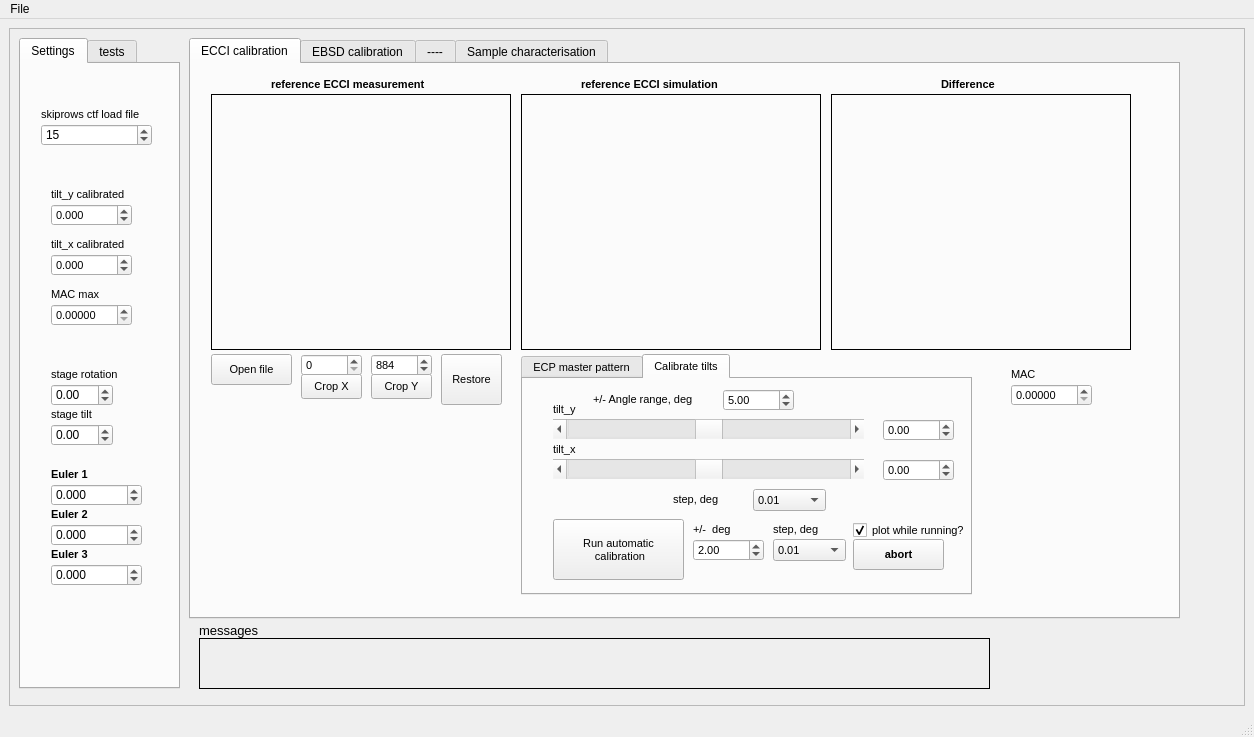
The window that src/qtdesigner_files/main_gui__small.ui (gorliks/OpenECCI-GUI) describes before a commit, drawn with Qt 5.
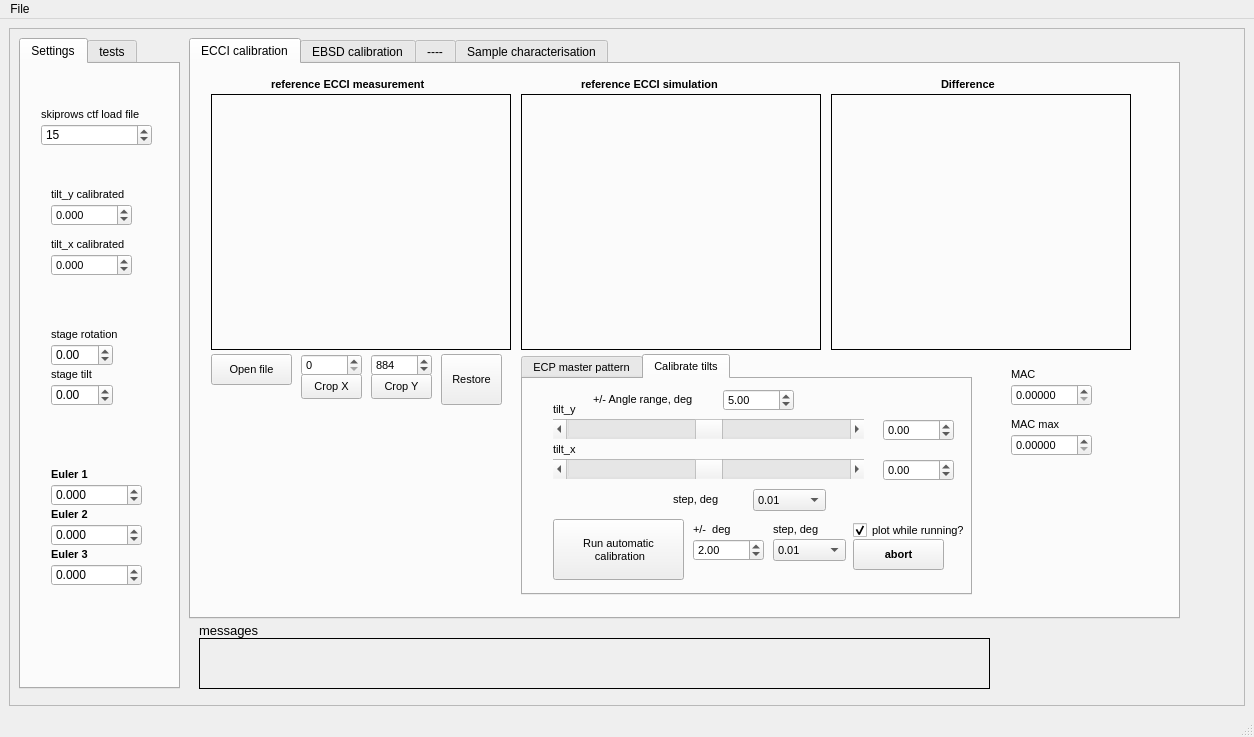
The same window after the commit. The open tabs and pages were chosen to show the change.

The edit to the form file:
```diff
--- a/src/qtdesigner_files/main_gui__small.ui
+++ b/src/qtdesigner_files/main_gui__small.ui
@@ -168,58 +168,11 @@
           <double>0.100000000000000</double>
          </property>
         </widget>
-        <widget class="QLabel" name="label_128">
-         <property name="geometry">
-          <rect>
-           <x>30</x>
-           <y>220</y>
-           <width>81</width>
-           <height>20</height>
-          </rect>
-         </property>
-         <property name="font">
-          <font>
-           <family>Arial</family>
-           <pointsize>8</pointsize>
-          </font>
-         </property>
-         <property name="text">
-          <string>MAC max</string>
-         </property>
-        </widget>
-        <widget class="QDoubleSpinBox" name="doubleSpinBox_mac_max">
-         <property name="geometry">
-          <rect>
-           <x>30</x>
-           <y>240</y>
-           <width>81</width>
-           <height>22</height>
-          </rect>
-         </property>
-         <property name="font">
-          <font>
-           <family>Arial</family>
-           <pointsize>8</pointsize>
-          </font>
-         </property>
-         <property name="decimals">
-          <number>5</number>
-         </property>
-         <property name="minimum">
-          <double>0.000000000000000</double>
-         </property>
-         <property name="maximum">
-          <double>1000000000.000000000000000</double>
-         </property>
-         <property name="singleStep">
-          <double>0.100000000000000</double>
-         </property>
-        </widget>
         <widget class="QDoubleSpinBox" name="doubleSpinBox_stage_tilt">
          <property name="geometry">
           <rect>
            <x>30</x>
-           <y>360</y>
+           <y>320</y>
            <width>62</width>
            <height>22</height>
           </rect>
@@ -235,7 +188,7 @@
          <property name="geometry">
           <rect>
            <x>30</x>
-           <y>340</y>
+           <y>300</y>
            <width>81</width>
            <height>21</height>
           </rect>
@@ -254,7 +207,7 @@
          <property name="geometry">
           <rect>
            <x>30</x>
-           <y>300</y>
+           <y>260</y>
            <width>81</width>
            <height>21</height>
           </rect>
@@ -273,7 +226,7 @@
          <property name="geometry">
           <rect>
            <x>30</x>
-           <y>320</y>
+           <y>280</y>
            <width>62</width>
            <height>22</height>
           </rect>
@@ -1698,6 +1651,53 @@
           <string>MAC</string>
          </property>
         </widget>
+        <widget class="QDoubleSpinBox" name="doubleSpinBox_mac_max">
+         <property name="geometry">
+          <rect>
+           <x>820</x>
+           <y>370</y>
+           <width>81</width>
+           <height>22</height>
+          </rect>
+         </property>
+         <property name="font">
+          <font>
+           <family>Arial</family>
+           <pointsize>8</pointsize>
+          </font>
+         </property>
+         <property name="decimals">
+          <number>5</number>
+         </property>
+         <property name="minimum">
+          <double>0.000000000000000</double>
+         </property>
+         <property name="maximum">
+          <double>1000000000.000000000000000</double>
+         </property>
+         <property name="singleStep">
+          <double>0.100000000000000</double>
+         </property>
+        </widget>
+        <widget class="QLabel" name="label_128">
+         <property name="geometry">
+          <rect>
+           <x>820</x>
+           <y>350</y>
+           <width>81</width>
+           <height>20</height>
+          </rect>
+         </property>
+         <property name="font">
+          <font>
+           <family>Arial</family>
+           <pointsize>8</pointsize>
+          </font>
+         </property>
+         <property name="text">
+          <string>MAC max</string>
+         </property>
+        </widget>
        </widget>
        <widget class="QWidget" name="EBSD_reference">
         <attribute name="title">
```
Left out of the diff: 4 changed lines with no effect on the pictures.
